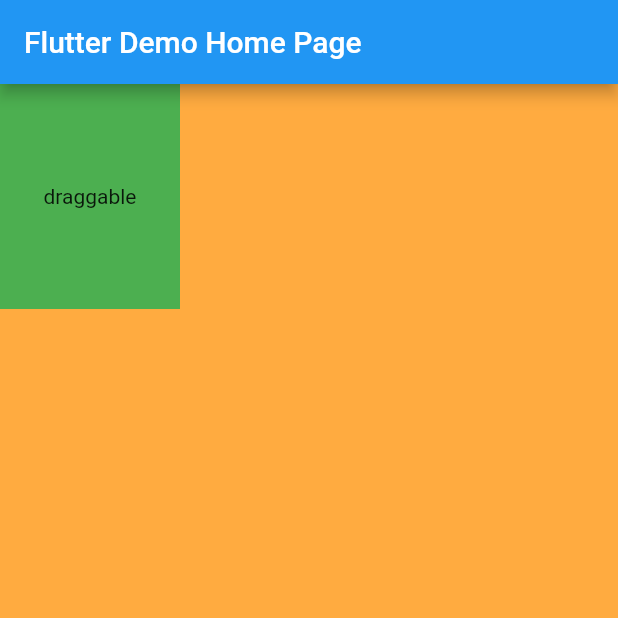
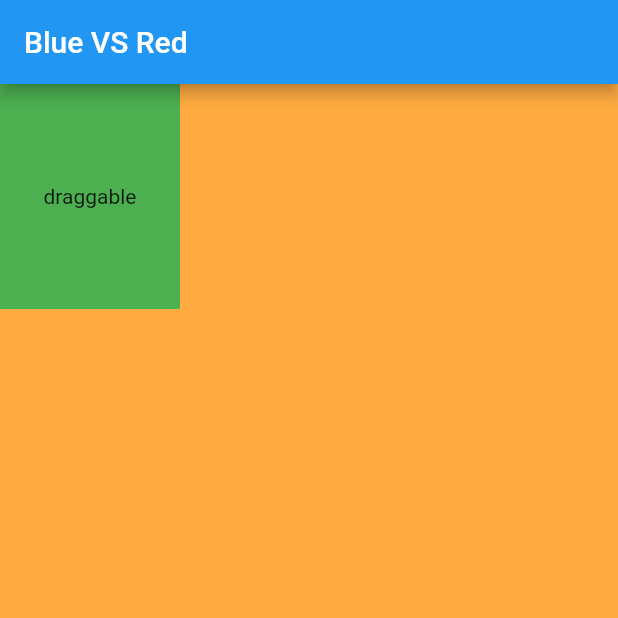
Before and after one commit to hawkbee1/bluevsred, a Flutter app: the screen it shows after launch, on a phone screen of 412 x 824 dp, the top half of it. Run offline on Flutter 3.47's test engine with Material 2 defaults, Android fonts, the phone set to English and light mode, and no system bars.

```diff
--- /dev/null
+++ b/lib/key_strings.dart
@@ -0,0 +1,13 @@
+import 'package:flutter/material.dart';
+
+const String ENVIRONMENT = 'DEV';
+
+// used to add some time and force some test failing
+const String DUMMY = 'DUMMY';
+const String ERROR = 'ERROR';
+
+// Text labels
+const String APPLICATION_TITLE = 'Blue VS Red';
+
+// Key string
+const String MAP_GESTURE_DETECTOR = 'MapGestureDetector';
--- a/lib/main.dart
+++ b/lib/main.dart
@@ -1,3 +1,4 @@
+import 'package:bluevsred/key_strings.dart';
 import 'package:bluevsred/board.dart';
 import 'package:bluevsred/mapGestureDetector.dart';
 import 'package:flutter/gestures.dart';
@@ -28,7 +29,7 @@ class MyApp extends StatelessWidget {
         // is not restarted.
         primarySwatch: Colors.blue,
       ),
-      home: MyHomePage(title: 'Flutter Demo Home Page'),
+      home: MyHomePage(title: APPLICATION_TITLE),
     );
   }
 }
@@ -48,7 +49,7 @@ class MyHomePage extends StatelessWidget {
       body: Container(
         color: Colors.greenAccent,
         child: MapGestureDetector(
-          key: Key('MapGestureDetector'),
+          key: Key(MAP_GESTURE_DETECTOR),
           position: Offset(0.0, 0.0),
           child: Board(offset: Offset(0.0,0.0)),
         ),
```
Also changed, not shown: 1 other file.
